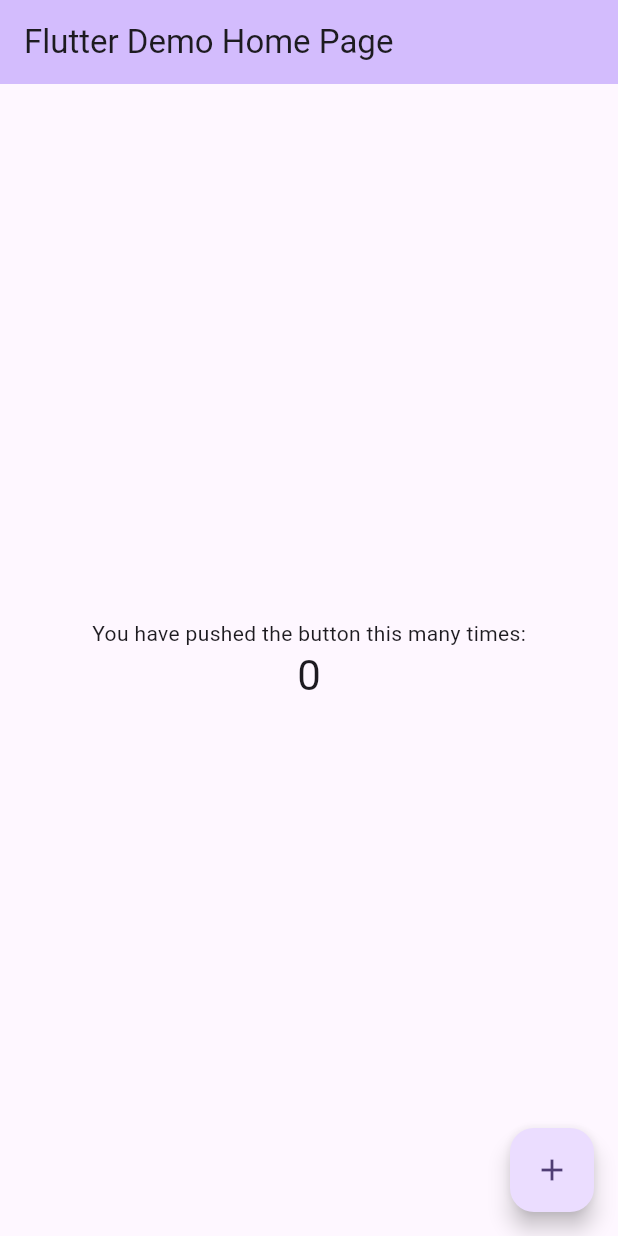
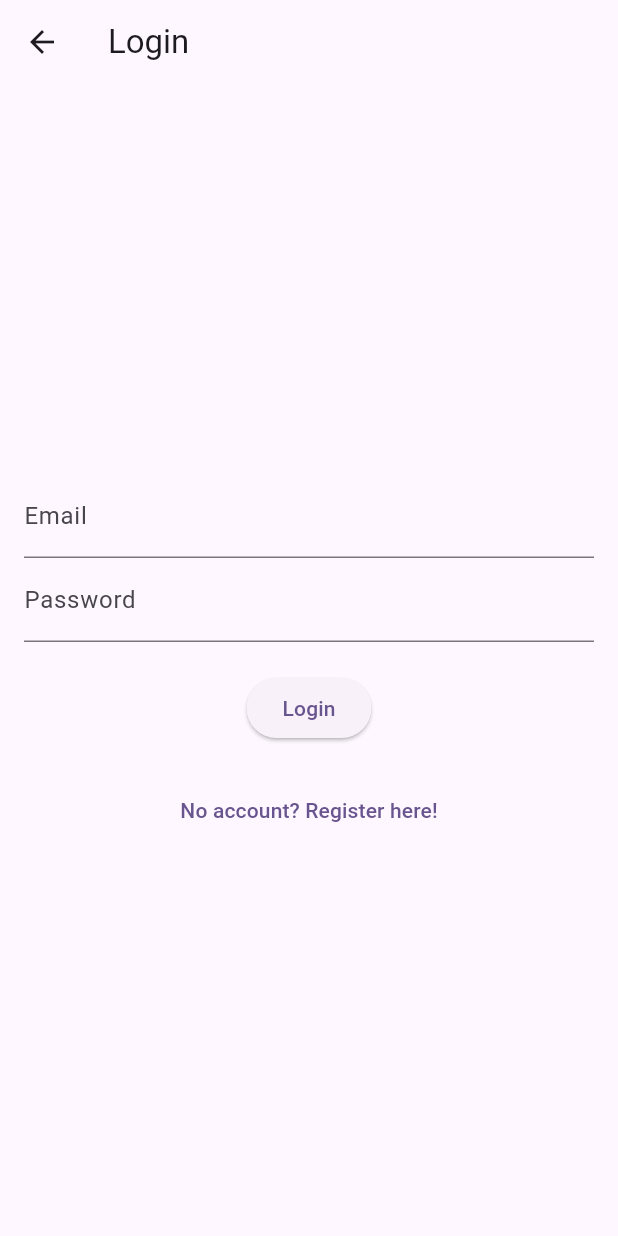
Before and after one commit to NhiSty/Colibris, a Flutter app: the screen it shows after launch, on a phone screen of 412 x 824 dp. Run offline on Flutter 3.47's test engine with Material 3 defaults, Android fonts, the phone set to English and light mode, and no system bars; our stand-ins replace flutter_dotenv.

Commit message:
front - ok

```diff
--- /dev/null
+++ b/Front/lib/auth/login.dart
@@ -0,0 +1,82 @@
+import 'package:flutter/material.dart';
+import 'package:flutter_dotenv/flutter_dotenv.dart';
+import 'dart:convert';
+import 'package:http/http.dart' as http;
+
+class LoginScreen extends StatefulWidget {
+  const LoginScreen({super.key});
+
+  @override
+  _LoginScreenState createState() => _LoginScreenState();
+}
+
+class _LoginScreenState extends State<LoginScreen> {
+  final GlobalKey<FormState> _formKey = GlobalKey<FormState>();
+  final TextEditingController _emailController = TextEditingController();
+  final TextEditingController _passwordController = TextEditingController();
+
+  @override
+  Widget build(BuildContext context) {
+    return Scaffold(
+      appBar: AppBar(
+        title: const Text('Login'),
+      ),
+      body: Padding(
+        padding: const EdgeInsets.all(16.0),
+        child: Form(
+          key: _formKey,
+          child: Column(
+            mainAxisAlignment: MainAxisAlignment.center,
+            children: <Widget>[
+              TextFormField(
+                controller: _emailController,
+                decoration: const InputDecoration(labelText: 'Email'),
+                keyboardType: TextInputType.emailAddress,
+                validator: (value) {
+                  if (value == null || value.isEmpty) {
+                    return 'Please enter some text';
+                  }
+                  return null;
+                },
+              ),
+              TextFormField(
+                controller: _passwordController,
+                decoration: const InputDecoration(labelText: 'Password'),
+                obscureText: true,
+              ),
+              const SizedBox(height: 20),
+              ElevatedButton(
+                onPressed: () {
+                  if (_formKey.currentState!.validate()) {
+                    loginUser(_emailController.text, _passwordController.text);
+                  }
+                },
+                child: const Text('Login'),
+              ),
+              const SizedBox(height: 20),
+              TextButton(
+                onPressed: () {
+                  Navigator.pushNamed(context, '/register');
+                },
+                child: const Text('No account? Register here!'),
+              ),
+            ],
+          ),
+        ),
+      ),
+    );
+  }
+
+  Future<void> loginUser(String email, String password) async {
+    String? apiUrl = dotenv.env['API_URL'];
+    var url = Uri.parse('$apiUrl/auth/login');
+    var body = json.encode({'email': email, 'password': password});
+    var response = await http.post(
+      url,
+      headers: {'Content-Type': 'application/json'},
+      body: body,
+    );
+    print('Response status: ${response.statusCode}');
+    print('Response body: ${response.body}');
+  }
+}
--- a/Front/lib/main.dart
+++ b/Front/lib/main.dart
@@ -1,6 +1,13 @@
+import 'dart:math';
+
 import 'package:flutter/material.dart';
+import 'package:flutter_dotenv/flutter_dotenv.dart';
 
-void main() {
+import 'auth/login.dart';
+import 'auth/register.dart';
+
+Future main() async {
+  await dotenv.load(fileName: '.env');  // Chargez les variables d'environnement avant de démarrer l'application
   runApp(const MyApp());
 }
 
@@ -13,24 +20,14 @@
     return MaterialApp(
       title: 'Flutter Demo',
       theme: ThemeData(
-        // This is the theme of your application.
-        //
-        // TRY THIS: Try running your application with "flutter run". You'll see
-        // the application has a purple toolbar. Then, without quitting the app,
-        // try changing the seedColor in the colorScheme below to Colors.green
-        // and then invoke "hot reload" (save your changes or press the "hot
-        // reload" button in a Flutter-supported IDE, or press "r" if you used
-        // the command line to start the app).
-        //
-        // Notice that the counter didn't reset back to zero; the application
-        // state is not lost during the reload. To reset the state, use hot
-        // restart instead.
-        //
-        // This works for code too, not just values: Most code changes can be
-        // tested with just a hot reload.
         colorScheme: ColorScheme.fromSeed(seedColor: Colors.deepPurple),
         useMaterial3: true,
       ),
+      initialRoute: '/login',
+      routes: {
+        '/login': (context) => LoginScreen(),
+        '/register': (context) => RegisterScreen(),
+      },
       home: const MyHomePage(title: 'Flutter Demo Home Page'),
     );
   }
--- a/Front/pubspec.yaml
+++ b/Front/pubspec.yaml
@@ -30,6 +30,8 @@ environment:
 dependencies:
   flutter:
     sdk: flutter
+  http: ^0.13.4
+  flutter_dotenv: ^5.0.2
 
 
   # The following adds the Cupertino Icons font to your application.
@@ -88,3 +90,5 @@ flutter:
   #
   # For details regarding fonts from package dependencies,
   # see https://flutter.dev/custom-fonts/#from-packages
+  assets:
+    - .env
```
Also changed, not shown: Front/lib/auth/register.dart (added, +118 -0 lines), Front/pubspec.lock, 1 other file.
